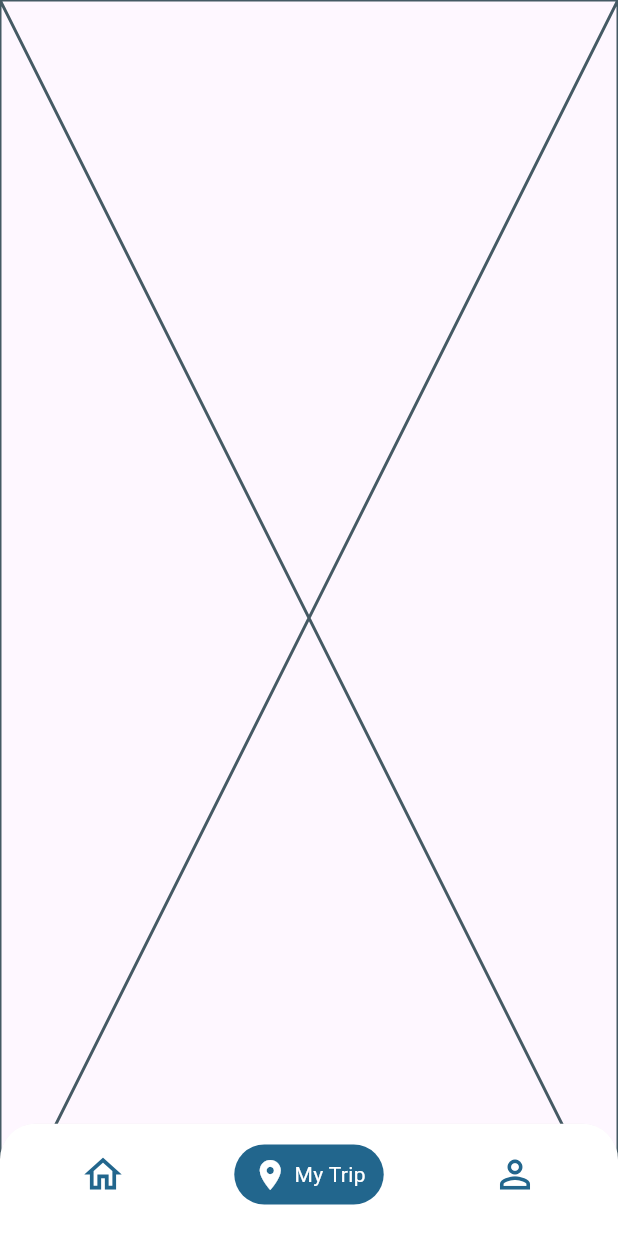
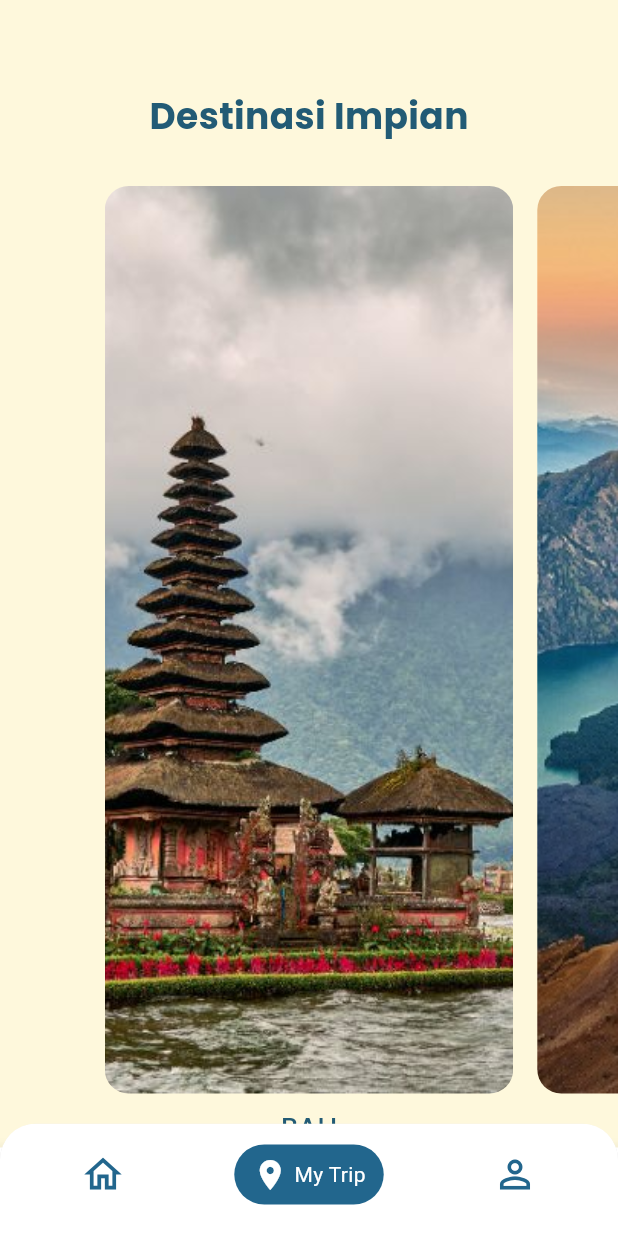
Before and after one commit to raiardia/Travel-Planner, a Flutter app: the HomePage screen opened directly, on a phone screen of 412 x 824 dp. Run offline on Flutter 3.47's test engine with Material 3 defaults, Android fonts, the light colour scheme and no system bars; our stand-ins replace google_fonts, image_picker, table_calendar.

Commit message:
lots of changes, tehehehe

```diff
--- /dev/null
+++ b/Travel_Planner-main/lib/dream_destination_page.dart
@@ -0,0 +1,90 @@
+import 'package:flutter/material.dart';
+import 'package:google_fonts/google_fonts.dart';
+
+class DreamDestinationPage extends StatelessWidget {
+  final List<Map<String, String>> destinations = [
+    {'image': 'assets/images/bali.png', 'name': 'BALI'},
+    {'image': 'assets/images/lombok.png', 'name': 'LOMBOK'},
+    {'image': 'assets/images/yogyakarta.png', 'name': 'YOGYAKARTA'},
+  ];
+
+  @override
+  Widget build(BuildContext context) {
+    return Scaffold(
+      backgroundColor: Color(0xFFFEF8DC),
+      body: Column(
+        children: [
+          SizedBox(height: 60),
+          Center(
+            child: Text(
+              'Destinasi Impian',
+              style: GoogleFonts.poppins(
+                fontSize: 24,
+                fontWeight: FontWeight.bold,
+                color: Color(0xFF225B75),
+              ),
+            ),
+          ),
+          SizedBox(height: 30),
+          Expanded(
+            child: PageView.builder(
+              itemCount: destinations.length,
+              controller: PageController(viewportFraction: 0.7),
+              itemBuilder: (context, index) {
+                final item = destinations[index];
+                return Padding(
+                  padding: const EdgeInsets.symmetric(horizontal: 8.0),
+                  child: Column(
+                    children: [
+                      Expanded(
+                        child: ClipRRect(
+                          borderRadius: BorderRadius.circular(16),
+                          child: Image.asset(
+                            item['image']!,
+                            fit: BoxFit.cover,
+                            width: double.infinity,
+                          ),
+                        ),
+                      ),
+                      SizedBox(height: 10),
+                      Text(
+                        item['name']!,
+                        style: GoogleFonts.poppins(
+                          fontSize: 18,
+                          fontWeight: FontWeight.w500,
+                          color: Color(0xFF225B75),
+                        ),
+                      ),
+                    ],
+                  ),
+                );
+              },
+            ),
+          ),
+        ],
+      ),
+      bottomNavigationBar: BottomNavigationBar(
+        backgroundColor: Colors.white,
+        selectedItemColor: Color(0xFF225B75),
+        unselectedItemColor: Colors.grey,
+        items: [
+          BottomNavigationBarItem(icon: Icon(Icons.home), label: ''),
+          BottomNavigationBarItem(
+            icon: Icon(Icons.add_location_alt_rounded),
+            label: '',
+          ),
+          BottomNavigationBarItem(icon: Icon(Icons.person), label: ''),
+        ],
+        onTap: (index) {
+          if (index == 0) {
+            Navigator.pushReplacementNamed(context, '/home');
+          } else if (index == 1) {
+            // Do nothing, stay here
+          } else if (index == 2) {
+            Navigator.pushReplacementNamed(context, '/profil');
+          }
+        },
+      ),
+    );
+  }
+}
--- a/Travel_Planner-main/lib/home.dart
+++ b/Travel_Planner-main/lib/home.dart
@@ -4,6 +4,7 @@ import 'profil.dart';
 import 'mytrip_page.dart';
 import 'package:table_calendar/table_calendar.dart';
 import 'package:intl/intl.dart';
+import 'dream_destination_page.dart';
 
 class HomePage extends StatefulWidget {
   final int initialTabIndex;
@@ -59,6 +60,7 @@ class _HomePageState extends State<HomePage> {
           );
         },
       ),
+      DreamDestinationPage(),
       MytripPage(),
       ProfilePage(),
     ];
--- a/Travel_Planner-main/lib/profil.dart
+++ b/Travel_Planner-main/lib/profil.dart
@@ -33,9 +33,9 @@ class ProfilePage extends StatefulWidget {
 }
 
 class _ProfilePageState extends State<ProfilePage> {
-  String name = "Amy Young";
+  String name = "Raihengan";
   String phone = "+98 1245560090";
-  String email = "amyyoung@random.com";
+  String email = "konoha@gmail.com";
   File? _imageFile;
 
   void _openEditPage() async {
--- a/Travel_Planner-main/pubspec.yaml
+++ b/Travel_Planner-main/pubspec.yaml
@@ -14,6 +14,7 @@ dependencies:
   image_picker: ^1.1.2
   graphql_flutter: ^5.2.0
   table_calendar: ^3.2.0
+  google_fonts: ^6.1.0
 
 dev_dependencies:
   flutter_test:
```
Also changed, not shown: Travel_Planner-main/assets/images/bali.png (added), Travel_Planner-main/assets/images/lombok.png (added), Travel_Planner-main/assets/images/yogyakarta.png (added), Travel_Planner-main/pubspec.lock.
